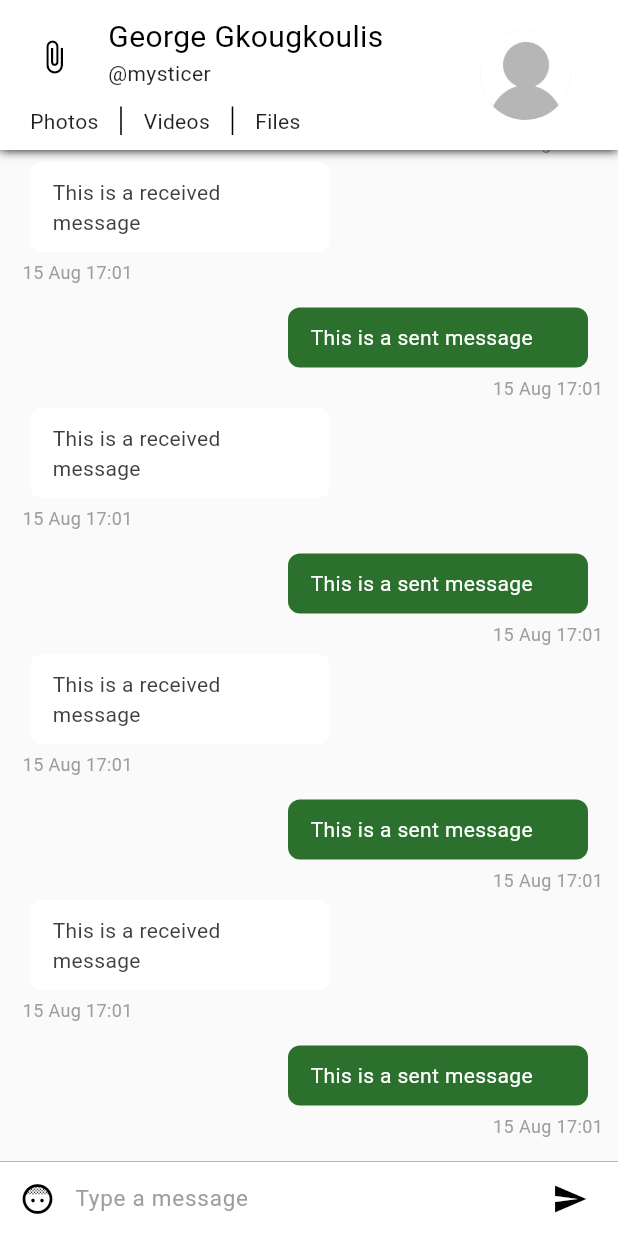
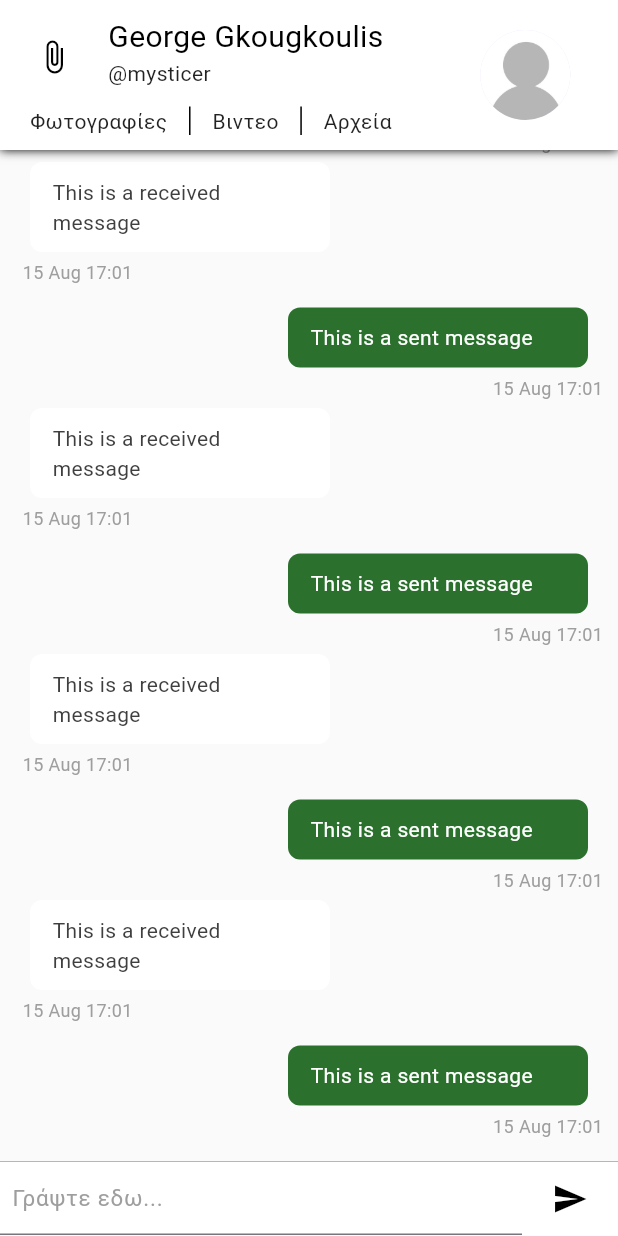
Before and after one commit to Giorgos-Gk/farm_link, a Flutter app: the ConversationPageSlide screen opened directly, on a phone screen of 412 x 824 dp. Run offline on Flutter 3.47's test engine with Material 3 defaults, Android fonts, the phone set to English and light mode, and no system bars; our stand-ins replace cloud_firestore; missing offline and left inert: rubber; accounts and stored records are empty.

Commit message:
Change language to Greek, remove emojis

```diff
--- a/lib/widgets/chat_app_bar.dart
+++ b/lib/widgets/chat_app_bar.dart
@@ -78,7 +78,7 @@ class ChatAppBar extends StatelessWidget implements PreferredSizeWidget {
                                         CrossAxisAlignment.center,
                                     children: <Widget>[
                                       Text(
-                                        'Photos',
+                                        'Φωτογραφίες',
                                         style: textStyle,
                                       ),
                                       VerticalDivider(
@@ -86,14 +86,14 @@ class ChatAppBar extends StatelessWidget implements PreferredSizeWidget {
                                         color: Palette.primaryTextColor,
                                       ),
                                       Text(
-                                        'Videos',
+                                        'Βιντεο',
                                         style: textStyle,
                                       ),
                                       VerticalDivider(
                                         width: 30,
                                         color: Palette.primaryTextColor,
                                       ),
-                                      Text('Files', style: textStyle)
+                                      Text('Αρχεία', style: textStyle)
                                     ],
                                   ))),
                         ],
--- a/lib/widgets/input_widget.dart
+++ b/lib/widgets/input_widget.dart
@@ -10,33 +10,20 @@ class InputWidget extends StatelessWidget {
     return Container(
       child: Row(
         children: <Widget>[
-          Material(
-            child: new Container(
-              margin: new EdgeInsets.symmetric(horizontal: 1.0),
-              child: new IconButton(
-                icon: new Icon(Icons.face_5_outlined),
-                onPressed: () {},
-                color: Palette.primaryColor,
-              ),
-            ),
-            color: Colors.white,
-          ),
-
           // Text input
           Flexible(
             child: Container(
               child: TextField(
                 style: TextStyle(color: Palette.primaryColor, fontSize: 15.0),
                 controller: textEditingController,
-                decoration: InputDecoration.collapsed(
-                  hintText: 'Type a message',
+                decoration: InputDecoration(
+                  hintText: 'Γράψτε εδω...',
                   hintStyle: TextStyle(color: Palette.greyColor),
+                  contentPadding: EdgeInsets.symmetric(horizontal: 8.0),
                 ),
               ),
             ),
           ),
-
-          // Send Message Button
           Material(
             child: new Container(
               margin: new EdgeInsets.symmetric(horizontal: 8.0),
```
Also changed, not shown: lib/pages/register_page.dart (+5 -4 lines).
